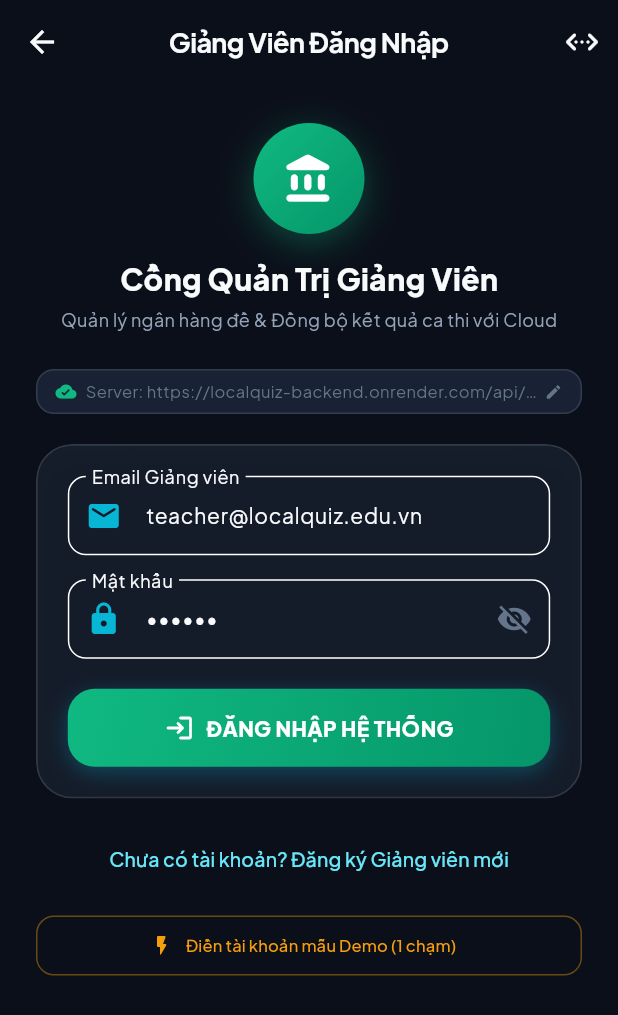
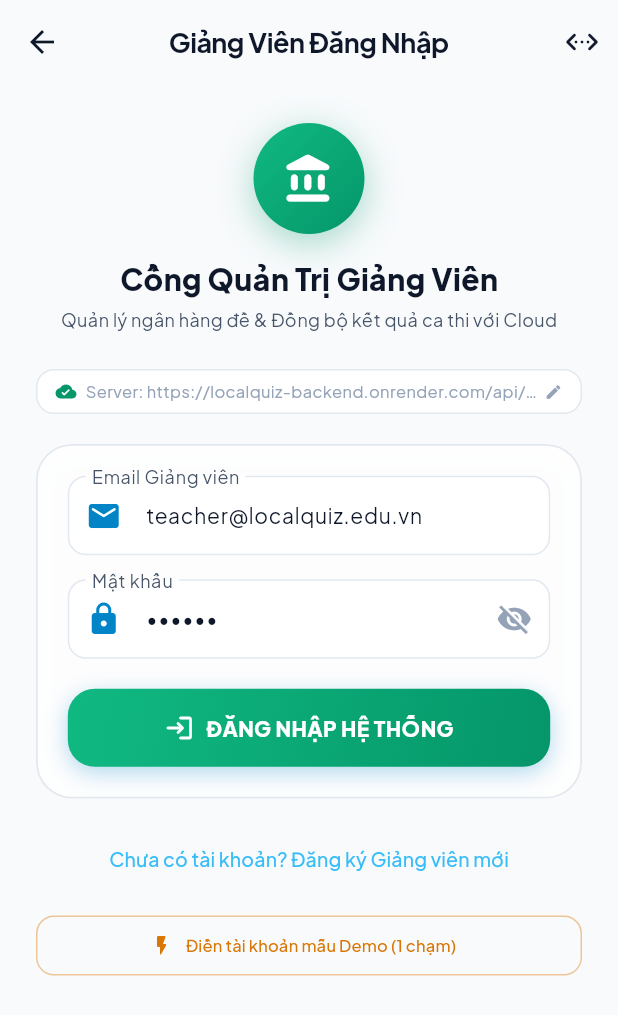
Before and after one commit to nhathoangnguyen1748/LapTrinhDiDong, a Flutter app: the screen it shows after launch, after a tap on "Khu Vực Giảng Viên", on a phone screen of 412 x 824 dp. Shown: the top 1015 px of the screen. Run offline on Flutter 3.47's test engine with Material 3 defaults, Android fonts, the phone set to English and light mode, and no system bars; drawn by our look-alikes of flutter_animate; our stand-ins replace flutter_blue_plus, flutter_riverpod, google_fonts, permission_handler, shared_preferences; missing offline and left inert: encrypt, flutter_ble_peripheral; network calls fail.

Commit message:
feat(ui): convert entire application to modern white light theme for student and teacher portals

```diff
--- a/apptracngiem/lib/core/constants/app_colors.dart
+++ b/apptracngiem/lib/core/constants/app_colors.dart
@@ -1,42 +1,43 @@
 import 'package:flutter/material.dart';
 
+/// Bảng màu giao diện Sáng / Trắng (Light Mode Theme) hiện đại, tinh tế và tương phản cao
 class AppColors {
-  // Backgrounds
-  static const Color background = Color(0xFF0B0F19);
-  static const Color backgroundSecondary = Color(0xFF111827);
-  static const Color surfaceDark = Color(0xFF1E293B);
-  static const Color surfaceCard = Color(0xFF182234);
+  // Light Backgrounds
+  static const Color background = Color(0xFFF8FAFC); // Slate-50: Trắng ánh xám dịu mắt, cao cấp
+  static const Color backgroundSecondary = Color(0xFFFFFFFF); // Trắng tinh khiết cho thanh điều hướng, bottom bar
+  static const Color surfaceDark = Color(0xFFFFFFFF); // Nền trắng sạch cho Modals & Dialogs
+  static const Color surfaceCard = Color(0xFFFFFFFF); // Thẻ card trắng tinh tế
 
-  // Glassmorphism
-  static Color glassSurface = const Color(0xFF1E293B).withOpacity(0.55);
-  static Color glassBorder = Colors.white.withOpacity(0.12);
-  static Color glassBorderBright = const Color(0xFF06B6D4).withOpacity(0.4);
+  // Glassmorphism & Viền trong suốt hiện đại
+  static Color glassSurface = const Color(0xFFFFFFFF).withOpacity(0.92);
+  static Color glassBorder = const Color(0xFFE2E8F0); // Slate-200: Viền sắc nét, chống chìm card trên nền trắng
+  static Color glassBorderBright = const Color(0xFF0284C7).withOpacity(0.35);
 
-  // Neumorphism Shadows
-  static const Color neuDarkShadow = Color(0xFF05070D);
-  static const Color neuLightShadow = Color(0x18FFFFFF);
+  // Hiệu ứng đổ bóng Neumorphism dịu mắt (Light Shadow)
+  static const Color neuDarkShadow = Color(0x140F172A); // Đổ bóng slate 8%
+  static const Color neuLightShadow = Color(0xFFFFFFFF); // Viền sáng trắng
 
-  // Accent Colors
-  static const Color primary = Color(0xFF06B6D4); // Cyan
-  static const Color primaryLight = Color(0xFF67E8F9);
-  static const Color secondary = Color(0xFF10B981); // Emerald Green
-  static const Color secondaryLight = Color(0xFF34D399);
-  static const Color accentIndigo = Color(0xFF6366F1);
+  // Màu thương hiệu chính (High-contrast Accent Colors)
+  static const Color primary = Color(0xFF0284C7); // Sky-600 / Ocean Blue (Đậm, nổi bật trên nền trắng)
+  static const Color primaryLight = Color(0xFF38BDF8); // Sky-400
+  static const Color secondary = Color(0xFF059669); // Emerald-600 (Xanh ngọc lục bảo sắc nét)
+  static const Color secondaryLight = Color(0xFF10B981); // Emerald-500
+  static const Color accentIndigo = Color(0xFF4F46E5); // Indigo-600
 
-  // Status & RSSI Colors
-  static const Color rssiGood = Color(0xFF10B981); // Emerald
-  static const Color rssiWarning = Color(0xFFF59E0B); // Amber
-  static const Color rssiCritical = Color(0xFFEF4444); // Crimson / Red
-  static const Color rssiDisabled = Color(0xFF64748B);
+  // Trạng thái & Đo mức sóng RSSI Geofencing
+  static const Color rssiGood = Color(0xFF059669); // Emerald
+  static const Color rssiWarning = Color(0xFFD97706); // Amber-600
+  static const Color rssiCritical = Color(0xFFDC2626); // Red-600
+  static const Color rssiDisabled = Color(0xFF94A3B8); // Slate-400
 
-  // Text Colors
-  static const Color textPrimary = Color(0xFFF8FAFC);
-  static const Color textSecondary = Color(0xFF94A3B8);
-  static const Color textMuted = Color(0xFF64748B);
+  // Màu chữ (Typography) tương phản cao trên nền trắng
+  static const Color textPrimary = Color(0xFF0F172A); // Slate-900: Đen ánh xanh than, cực kỳ rõ nét
+  static const Color textSecondary = Color(0xFF475569); // Slate-600: Chữ phụ, dễ đọc
+  static const Color textMuted = Color(0xFF94A3B8); // Slate-400: Gợi ý, chú thích
 
-  // Gradients
+  // Các dải màu Gradient rực rỡ, trang nhã
   static const LinearGradient primaryGradient = LinearGradient(
-    colors: [Color(0xFF06B6D4), Color(0xFF3B82F6)],
+    colors: [Color(0xFF0284C7), Color(0xFF2563EB)],
     begin: Alignment.topLeft,
     end: Alignment.bottomRight,
   );
@@ -54,15 +55,15 @@ class AppColors {
   );
 
   static const LinearGradient criticalGradient = LinearGradient(
-    colors: [Color(0xFFEF4444), Color(0xFFB91C1C)],
+    colors: [Color(0xFFEF4444), Color(0xFFDC2626)],
     begin: Alignment.topLeft,
     end: Alignment.bottomRight,
   );
 
   static const LinearGradient glassGradient = LinearGradient(
     colors: [
-      Color(0x26FFFFFF),
-      Color(0x0AFFFFFF),
+      Color(0xFFFFFFFF),
+      Color(0xFFF8FAFC),
     ],
     begin: Alignment.topLeft,
     end: Alignment.bottomRight,
--- a/apptracngiem/lib/core/theme/app_theme.dart
+++ b/apptracngiem/lib/core/theme/app_theme.dart
@@ -3,23 +3,23 @@ import 'package:google_fonts/google_fonts.dart';
 import '../constants/app_colors.dart';
 
 class AppTheme {
-  static ThemeData get darkTheme {
+  static ThemeData get lightTheme {
     return ThemeData(
       useMaterial3: true,
-      brightness: Brightness.dark,
+      brightness: Brightness.light,
       scaffoldBackgroundColor: AppColors.background,
       primaryColor: AppColors.primary,
-      colorScheme: const ColorScheme.dark(
+      colorScheme: const ColorScheme.light(
         primary: AppColors.primary,
         secondary: AppColors.secondary,
-        surface: AppColors.surfaceDark,
+        surface: AppColors.surfaceCard,
         error: AppColors.rssiCritical,
         onPrimary: Colors.white,
         onSecondary: Colors.white,
         onSurface: AppColors.textPrimary,
       ),
       textTheme: GoogleFonts.plusJakartaSansTextTheme(
-        ThemeData.dark().textTheme,
+        ThemeData.light().textTheme,
       ).apply(
         bodyColor: AppColors.textPrimary,
         displayColor: AppColors.textPrimary,
@@ -44,14 +44,56 @@ class AppTheme {
           side: BorderSide(color: AppColors.glassBorder),
         ),
       ),
+      dialogTheme: DialogThemeData(
+        backgroundColor: AppColors.surfaceCard,
+        surfaceTintColor: Colors.transparent,
+        shape: RoundedRectangleBorder(
+          borderRadius: BorderRadius.circular(20),
+          side: BorderSide(color: AppColors.glassBorder),
+        ),
+        titleTextStyle: GoogleFonts.plusJakartaSans(
+          fontSize: 18,
+          fontWeight: FontWeight.w700,
+          color: AppColors.textPrimary,
+        ),
+        contentTextStyle: GoogleFonts.plusJakartaSans(
+          fontSize: 14,
+          color: AppColors.textSecondary,
+        ),
+      ),
+      inputDecorationTheme: InputDecorationTheme(
+        filled: true,
+        fillColor: AppColors.surfaceCard,
+        hintStyle: const TextStyle(color: AppColors.textMuted),
+        labelStyle: const TextStyle(color: AppColors.textSecondary),
+        border: OutlineInputBorder(
+          borderRadius: BorderRadius.circular(12),
+          borderSide: BorderSide(color: AppColors.glassBorder),
+        ),
+        enabledBorder: OutlineInputBorder(
+          borderRadius: BorderRadius.circular(12),
+          borderSide: BorderSide(color: AppColors.glassBorder),
+        ),
+        focusedBorder: OutlineInputBorder(
+          borderRadius: BorderRadius.circular(12),
+          borderSide: const BorderSide(color: AppColors.primary, width: 1.5),
+        ),
+      ),
+      dividerTheme: DividerThemeData(
+        color: AppColors.glassBorder,
+        thickness: 1,
+      ),
     );
   }
 
-  // Neumorphic BoxDecoration for cards/buttons
+  // Tương thích ngược với các widget/test gọi AppTheme.darkTheme
+  static ThemeData get darkTheme => lightTheme;
+
+  // Neumorphic BoxDecoration for Light Theme
   static BoxDecoration neumorphicDecoration({
     double borderRadius = 20,
     bool isPressed = false,
-    Color surfaceColor = AppColors.surfaceDark,
+    Color surfaceColor = AppColors.surfaceCard,
     Color? borderColor,
   }) {
     if (isPressed) {
@@ -64,9 +106,9 @@ class AppTheme {
         ),
         boxShadow: const [
           BoxShadow(
-            color: AppColors.neuDarkShadow,
-            offset: Offset(2, 2),
-            blurRadius: 4,
+            color: Color(0x180F172A),
+            offset: Offset(1, 1),
+            blurRadius: 3,
             spreadRadius: 0,
           ),
         ],
@@ -82,22 +124,22 @@ class AppTheme {
       ),
       boxShadow: const [
         BoxShadow(
-          color: AppColors.neuDarkShadow,
-          offset: Offset(4, 4),
-          blurRadius: 10,
+          color: Color(0x0C0F172A),
+          offset: Offset(0, 4),
+          blurRadius: 12,
           spreadRadius: 0,
         ),
         BoxShadow(
-          color: AppColors.neuLightShadow,
-          offset: Offset(-3, -3),
-          blurRadius: 8,
+          color: Color(0x060F172A),
+          offset: Offset(0, 1),
+          blurRadius: 3,
           spreadRadius: 0,
         ),
       ],
     );
   }
 
-  // Glassmorphic Decoration
+  // Glassmorphic Decoration for Light Theme
   static BoxDecoration glassDecoration({
     double borderRadius = 24,
     Border? border,
@@ -108,11 +150,16 @@ class AppTheme {
       borderRadius: BorderRadius.circular(borderRadius),
       border: border ?? Border.all(color: AppColors.glassBorder, width: 1.2),
       gradient: gradient,
-      boxShadow: [
+      boxShadow: const [
         BoxShadow(
-          color: Colors.black.withOpacity(0.3),
-          blurRadius: 20,
-          offset: const Offset(0, 10),
+          color: Color(0x0A0F172A),
+          blurRadius: 16,
+          offset: Offset(0, 6),
+        ),
+        BoxShadow(
+          color: Color(0x050F172A),
+          blurRadius: 4,
+          offset: Offset(0, 1),
         ),
       ],
     );
--- a/apptracngiem/lib/main.dart
+++ b/apptracngiem/lib/main.dart
@@ -7,13 +7,13 @@ import 'ui/screens/home_role_select_screen.dart';
 void main() async {
   WidgetsFlutterBinding.ensureInitialized();
 
-  // Set immersive status bar and navigation bar styling
+  // Cấu hình thanh trạng thái sáng/tối tối ưu cho giao diện Màu Trắng (Light Theme)
   SystemChrome.setSystemUIOverlayStyle(
     const SystemUiOverlayStyle(
       statusBarColor: Colors.transparent,
-      statusBarIconBrightness: Brightness.light,
-      systemNavigationBarColor: Color(0xFF0B0F19),
-      systemNavigationBarIconBrightness: Brightness.light,
+      statusBarIconBrightness: Brightness.dark,
+      systemNavigationBarColor: Color(0xFFF8FAFC),
+      systemNavigationBarIconBrightness: Brightness.dark,
     ),
   );
 
@@ -32,7 +32,7 @@ class LocalQuizBleApp extends StatelessWidget {
     return MaterialApp(
       title: 'LocalQuiz BLE',
       debugShowCheckedModeBanner: false,
-      theme: AppTheme.darkTheme,
+      theme: AppTheme.lightTheme,
       builder: (context, child) {
         final mediaQueryData = MediaQuery.of(context);
         final clampedScaler = mediaQueryData.textScaler.clamp(
--- a/apptracngiem/lib/ui/common/glass_card.dart
+++ b/apptracngiem/lib/ui/common/glass_card.dart
@@ -40,11 +40,16 @@ class GlassCard extends StatelessWidget {
               color: borderColor ?? AppColors.glassBorder,
               width: 1.2,
             ),
-            boxShadow: [
+            boxShadow: const [
               BoxShadow(
-                color: Colors.black.withOpacity(0.25),
+                color: Color(0x0C0F172A),
                 blurRadius: 16,
-                offset: const Offset(0, 8),
+                offset: Offset(0, 4),
+              ),
+              BoxShadow(
+                color: Color(0x060F172A),
+                blurRadius: 4,
+                offset: Offset(0, 1),
               ),
             ],
           ),
@@ -57,7 +62,7 @@ class GlassCard extends StatelessWidget {
       return InkWell(
         onTap: onTap,
         borderRadius: BorderRadius.circular(borderRadius),
-        splashColor: AppColors.primary.withOpacity(0.2),
+        splashColor: AppColors.primary.withOpacity(0.12),
         highlightColor: Colors.transparent,
         child: card,
       );
--- a/apptracngiem/lib/ui/common/neumorphic_button.dart
+++ b/apptracngiem/lib/ui/common/neumorphic_button.dart
@@ -77,12 +77,14 @@ class _NeumorphicButtonState extends State<NeumorphicButton> {
               ),
         child: Center(
           child: widget.isLoading
-              ? const SizedBox(
+              ? SizedBox(
                   width: 22,
                   height: 22,
                   child: CircularProgressIndicator(
                     strokeWidth: 2.5,
-                    valueColor: AlwaysStoppedAnimation<Color>(Colors.white),
+                    valueColor: AlwaysStoppedAnimation<Color>(
+                      widget.gradient != null ? Colors.white : AppColors.primary,
+                    ),
                   ),
                 )
               : widget.child,
--- a/apptracngiem/lib/ui/common/radar_pulse_widget.dart
+++ b/apptracngiem/lib/ui/common/radar_pulse_widget.dart
@@ -109,9 +109,9 @@ class _RadarPainter extends CustomPainter {
 
     // Draw static concentric circles
     final ringPaint = Paint()
-      ..color = AppColors.glassBorder.withOpacity(0.15)
+      ..color = AppColors.glassBorder
       ..style = PaintingStyle.stroke
-      ..strokeWidth = 1.0;
+      ..strokeWidth = 1.2;
 
     for (int i = 1; i <= 3; i++) {
       canvas.drawCircle(center, maxRadius * (i / 3), ringPaint);
--- a/apptracngiem/lib/ui/screens/host/host_dashboard_screen.dart
+++ b/apptracngiem/lib/ui/screens/host/host_dashboard_screen.dart
@@ -645,7 +645,7 @@ class _HostDashboardScreenState extends ConsumerState<HostDashboardScreen>
                               borderRadius: BorderRadius.circular(4),
                               child: LinearProgressIndicator(
                                 value: progress,
-                                backgroundColor: Colors.white10,
+                                backgroundColor: AppColors.glassBorder.withOpacity(0.5),
                                 valueColor: AlwaysStoppedAnimation<Color>(statusColor),
                                 minHeight: 5,
                               ),
--- a/apptracngiem/lib/ui/screens/student/exam_download_screen.dart
+++ b/apptracngiem/lib/ui/screens/student/exam_download_screen.dart
@@ -236,7 +236,7 @@ class _ExamDownloadScreenState extends ConsumerState<ExamDownloadScreen> {
                               child: CircularProgressIndicator(
                                 value: currentProgress > 0 ? currentProgress : null,
                                 strokeWidth: 8,
-                                backgroundColor: Colors.white.withOpacity(0.08),
+                                backgroundColor: AppColors.glassBorder.withOpacity(0.5),
                                 valueColor: AlwaysStoppedAnimation<Color>(
                                   _downloadedExam != null ? AppColors.secondary : AppColors.primary,
                                 ),
--- a/apptracngiem/lib/ui/screens/student/exam_result_screen.dart
+++ b/apptracngiem/lib/ui/screens/student/exam_result_screen.dart
@@ -103,7 +103,7 @@ class ExamResultScreen extends StatelessWidget {
                         child: CircularProgressIndicator(
                           value: scoreRatio,
                           strokeWidth: 12,
-                          backgroundColor: Colors.white.withOpacity(0.06),
+                          backgroundColor: AppColors.glassBorder.withOpacity(0.5),
                           valueColor: AlwaysStoppedAnimation<Color>(
                             scoreRatio >= 0.5 ? AppColors.secondary : AppColors.rssiCritical,
                           ),
--- a/apptracngiem/lib/ui/screens/student/exam_review_screen.dart
+++ b/apptracngiem/lib/ui/screens/student/exam_review_screen.dart
@@ -174,7 +174,10 @@ class ExamReviewScreen extends StatelessWidget {
                               shape: BoxShape.circle,
                               color: isUserPick
                                   ? (isCorrect ? AppColors.secondary : AppColors.rssiCritical)
-                                  : (isCorrectOpt ? AppColors.secondary : Colors.white.withOpacity(0.06)),
+                                  : (isCorrectOpt ? AppColors.secondary : AppColors.background),
+                              border: (isUserPick || isCorrectOpt)
+                                  ? null
+                                  : Border.all(color: AppColors.glassBorder),
                             ),
                             child: Text(
                               opt.id,
```
Also changed, not shown: apptracngiem/lib/ui/common/out_of_bounds_overlay.dart (+4 -4 lines), apptracngiem/lib/ui/screens/student/exam_taking_screen.dart (+6 -6 lines), apptracngiem/lib/ui/screens/teacher/teacher_create_exam_screen.dart (+11 -4 lines).
